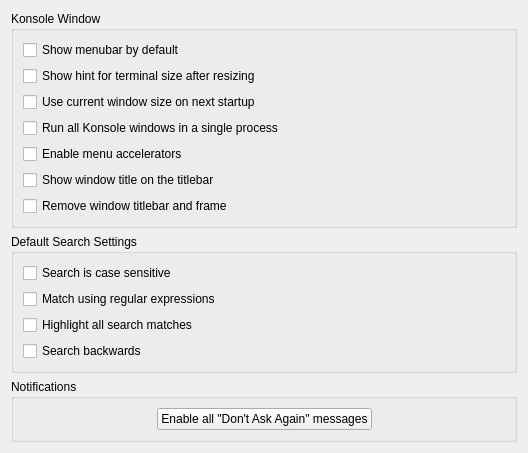
Old version of the form src/settings/GeneralSettings.ui in the repository KDE/konsole.
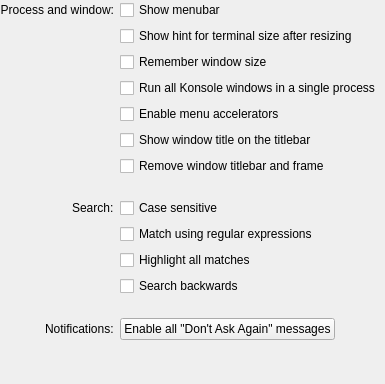
New version of the form.

Commit message: Configure Konsole dialog GUI redesign

What changed in the file:
```diff
--- a/src/settings/GeneralSettings.ui
+++ b/src/settings/GeneralSettings.ui
@@ -6,8 +6,8 @@
    <rect>
     <x>0</x>
     <y>0</y>
-    <width>528</width>
-    <height>448</height>
+    <width>385</width>
+    <height>384</height>
    </rect>
   </property>
   <property name="sizePolicy">
@@ -16,19 +16,85 @@
     <verstretch>0</verstretch>
    </sizepolicy>
   </property>
-  <layout class="QVBoxLayout" name="verticalLayout_2">
-   <item>
     <layout class="QVBoxLayout" name="verticalLayout">
-     <property name="sizeConstraint">
-      <enum>QLayout::SetNoConstraint</enum>
+   <property name="spacing">
+    <number>0</number>
+   </property>
+   <property name="leftMargin">
+    <number>0</number>
+   </property>
+   <property name="topMargin">
+    <number>0</number>
+   </property>
+   <property name="rightMargin">
+    <number>0</number>
+   </property>
+   <property name="bottomMargin">
+    <number>0</number>
      </property>
      <item>
-      <widget class="QGroupBox" name="groupBox_1">
-       <property name="title">
-        <string>Konsole Window</string>
-       </property>
-       <layout class="QGridLayout" name="gridLayout">
-        <item row="0" column="0">
+    <layout class="QGridLayout">
+     <property name="leftMargin">
+      <number>0</number>
+     </property>
+     <property name="topMargin">
+      <number>0</number>
+     </property>
+     <property name="rightMargin">
+      <number>0</number>
+     </property>
+     <property name="bottomMargin">
+      <number>0</number>
+     </property>
+     <property name="spacing">
+      <number>6</number>
+     </property>
+     <item row="11" column="1">
+      <widget class="QCheckBox" name="kcfg_SearchReverseSearch">
+       <property name="sizePolicy">
+        <sizepolicy hsizetype="Preferred" vsizetype="Fixed">
+         <horstretch>0</horstretch>
+         <verstretch>0</verstretch>
+        </sizepolicy>
+       </property>
+       <property name="toolTip">
+        <string>Sets whether search should start from the bottom</string>
+       </property>
+       <property name="text">
+        <string>Search backwards</string>
+       </property>
+      </widget>
+     </item>
+     <item row="4" column="1">
+      <widget class="QCheckBox" name="kcfg_AllowMenuAccelerators">
+       <property name="sizePolicy">
+        <sizepolicy hsizetype="Preferred" vsizetype="Fixed">
+         <horstretch>0</horstretch>
+         <verstretch>0</verstretch>
+        </sizepolicy>
+       </property>
+       <property name="text">
+        <string>Enable menu accelerators</string>
+       </property>
+      </widget>
+     </item>
+     <item row="8" column="1">
+      <widget class="QCheckBox" name="kcfg_SearchCaseSensitive">
+       <property name="sizePolicy">
+        <sizepolicy hsizetype="Preferred" vsizetype="Fixed">
+         <horstretch>0</horstretch>
+         <verstretch>0</verstretch>
+        </sizepolicy>
+       </property>
+       <property name="toolTip">
+        <string>Sets whether the search is case sensitive</string>
+       </property>
+       <property name="text">
+        <string>Case sensitive</string>
+       </property>
+      </widget>
+     </item>
+     <item row="0" column="1">
          <widget class="QCheckBox" name="kcfg_ShowMenuBarByDefault">
           <property name="sizePolicy">
            <sizepolicy hsizetype="Preferred" vsizetype="Fixed">
@@ -37,24 +103,11 @@
            </sizepolicy>
           </property>
           <property name="text">
-           <string>Show menubar by default</string>
+        <string>Show menubar</string>
           </property>
          </widget>
         </item>
-        <item row="1" column="0">
-         <widget class="QCheckBox" name="kcfg_ShowTerminalSizeHint">
-          <property name="sizePolicy">
-           <sizepolicy hsizetype="Preferred" vsizetype="Fixed">
-            <horstretch>0</horstretch>
-            <verstretch>0</verstretch>
-           </sizepolicy>
-          </property>
-          <property name="text">
-           <string>Show hint for terminal size after resizing</string>
-          </property>
-         </widget>
-        </item>
-        <item row="2" column="0">
+     <item row="2" column="1">
          <widget class="QCheckBox" name="kcfg_SaveGeometryOnExit">
           <property name="sizePolicy">
            <sizepolicy hsizetype="Preferred" vsizetype="Fixed">
@@ -66,11 +119,24 @@
            <string>If enabled, profile settings will be ignored</string>
           </property>
           <property name="text">
-           <string>Use current window size on next startup</string>
+        <string>Remember window size</string>
           </property>
          </widget>
         </item>
-        <item row="3" column="0">
+     <item row="5" column="1">
+      <widget class="QCheckBox" name="kcfg_ShowWindowTitleOnTitleBar">
+       <property name="sizePolicy">
+        <sizepolicy hsizetype="Preferred" vsizetype="Fixed">
+         <horstretch>0</horstretch>
+         <verstretch>0</verstretch>
+        </sizepolicy>
+       </property>
+       <property name="text">
+        <string>Show window title on the titlebar</string>
+       </property>
+      </widget>
+     </item>
+     <item row="3" column="1">
          <widget class="QCheckBox" name="kcfg_UseSingleInstance">
           <property name="sizePolicy">
            <sizepolicy hsizetype="Preferred" vsizetype="Fixed">
@@ -86,85 +152,14 @@
           </property>
          </widget>
         </item>
-        <item row="4" column="0">
-         <widget class="QCheckBox" name="kcfg_AllowMenuAccelerators">
-          <property name="sizePolicy">
-           <sizepolicy hsizetype="Preferred" vsizetype="Fixed">
-            <horstretch>0</horstretch>
-            <verstretch>0</verstretch>
-           </sizepolicy>
-          </property>
-          <property name="text">
-           <string>Enable menu accelerators</string>
-          </property>
-         </widget>
-        </item>
-        <item row="5" column="0">
-         <widget class="QCheckBox" name="kcfg_ShowWindowTitleOnTitleBar">
-          <property name="sizePolicy">
-           <sizepolicy hsizetype="Preferred" vsizetype="Fixed">
-            <horstretch>0</horstretch>
-            <verstretch>0</verstretch>
-           </sizepolicy>
-          </property>
-          <property name="text">
-           <string>Show window title on the titlebar</string>
-          </property>
-         </widget>
-        </item>
-        <item row="6" column="0">
+     <item row="6" column="1">
          <widget class="QCheckBox" name="kcfg_RemoveWindowTitleBarAndFrame">
           <property name="text">
            <string>Remove window titlebar and frame</string>
           </property>
          </widget>
         </item>
-       </layout>
-      </widget>
-     </item>
-    </layout>
-   </item>
-   <item>
-    <layout class="QVBoxLayout" name="verticalLayout_3">
-     <property name="sizeConstraint">
-      <enum>QLayout::SetNoConstraint</enum>
-     </property>
-     <item>
-      <widget class="QGroupBox" name="groupBox_2">
-       <property name="title">
-        <string>Default Search Settings</string>
-       </property>
-       <layout class="QGridLayout" name="gridLayout_3">
-        <item row="0" column="0">
-         <widget class="QCheckBox" name="kcfg_SearchCaseSensitive">
-          <property name="sizePolicy">
-           <sizepolicy hsizetype="Preferred" vsizetype="Fixed">
-            <horstretch>0</horstretch>
-            <verstretch>0</verstretch>
-           </sizepolicy>
-          </property>
-          <property name="toolTip">
-           <string>Sets whether the search is case sensitive</string>
-          </property>
-          <property name="text">
-           <string>Search is case sensitive</string>
-          </property>
-         </widget>
-        </item>
-        <item row="1" column="0">
-         <widget class="QCheckBox" name="kcfg_SearchRegExpression">
-          <property name="sizePolicy">
-           <sizepolicy hsizetype="Preferred" vsizetype="Fixed">
-            <horstretch>0</horstretch>
-            <verstretch>0</verstretch>
-           </sizepolicy>
-          </property>
-          <property name="text">
-           <string>Match using regular expressions</string>
-          </property>
-         </widget>
-        </item>
-        <item row="2" column="0">
+     <item row="10" column="1">
          <widget class="QCheckBox" name="kcfg_SearchHighlightMatches">
           <property name="sizePolicy">
            <sizepolicy hsizetype="Preferred" vsizetype="Fixed">
@@ -173,12 +168,12 @@
            </sizepolicy>
           </property>
           <property name="text">
-           <string>Highlight all search matches</string>
+        <string>Highlight all matches</string>
           </property>
          </widget>
         </item>
-        <item row="3" column="0">
-         <widget class="QCheckBox" name="kcfg_SearchReverseSearch">
+     <item row="1" column="1">
+      <widget class="QCheckBox" name="kcfg_ShowTerminalSizeHint">
           <property name="sizePolicy">
            <sizepolicy hsizetype="Preferred" vsizetype="Fixed">
             <horstretch>0</horstretch>
@@ -189,41 +184,46 @@
            <string>Sets whether search should start from the bottom</string>
           </property>
           <property name="text">
-           <string>Search backwards</string>
+        <string>Show hint for terminal size after resizing</string>
           </property>
          </widget>
         </item>
-       </layout>
+     <item row="13" column="0" alignment="Qt::AlignRight">
+      <widget class="QLabel" name="label_3">
+       <property name="text">
+        <string>Notifications:</string>
+       </property>
       </widget>
      </item>
-    </layout>
-   </item>
-   <item>
-    <widget class="QGroupBox" name="groupBox_3">
-     <property name="sizePolicy">
-      <sizepolicy hsizetype="Preferred" vsizetype="Preferred">
-       <horstretch>0</horstretch>
-       <verstretch>0</verstretch>
-      </sizepolicy>
-     </property>
-     <property name="title">
-      <string>Notifications</string>
-     </property>
-     <layout class="QGridLayout" name="gridLayout_2">
-      <item row="0" column="0">
-       <spacer name="horizontalSpacer">
+     <item row="8" column="0" alignment="Qt::AlignRight">
+      <widget class="QLabel" name="label_2">
+       <property name="text">
+        <string>Search:</string>
+       </property>
+      </widget>
+     </item>
+     <item row="7" column="1">
+      <spacer>
         <property name="orientation">
-         <enum>Qt::Horizontal</enum>
+        <enum>Qt::Vertical</enum>
+       </property>
+       <property name="sizeType">
+        <enum>QSizePolicy::Fixed</enum>
         </property>
         <property name="sizeHint" stdset="0">
          <size>
-          <width>117</width>
-          <height>20</height>
+         <width>20</width>
+         <height>16</height>
          </size>
         </property>
        </spacer>
       </item>
-      <item row="0" column="1">
+     <item row="13" column="1">
+      <layout class="QHBoxLayout" stretch="0,1">
+       <property name="spacing">
+        <number>0</number>
+       </property>
+       <item>
        <widget class="QPushButton" name="enableAllMessagesButton">
         <property name="sizePolicy">
          <sizepolicy hsizetype="Preferred" vsizetype="Fixed">
@@ -239,31 +239,71 @@
         </property>
        </widget>
       </item>
-      <item row="0" column="2">
-       <spacer name="horizontalSpacer_2">
+       <item>
+        <spacer>
         <property name="orientation">
          <enum>Qt::Horizontal</enum>
         </property>
         <property name="sizeHint" stdset="0">
          <size>
-          <width>116</width>
+           <width>40</width>
           <height>20</height>
          </size>
         </property>
        </spacer>
       </item>
      </layout>
-    </widget>
+     </item>
+     <item row="0" column="0" alignment="Qt::AlignRight">
+      <widget class="QLabel" name="label">
+       <property name="text">
+        <string>Process and window:</string>
+       </property>
+       <property name="alignment">
+        <set>Qt::AlignRight|Qt::AlignTrailing|Qt::AlignVCenter</set>
+       </property>
+      </widget>
+     </item>
+     <item row="9" column="1">
+      <widget class="QCheckBox" name="kcfg_SearchRegExpression">
+       <property name="sizePolicy">
+        <sizepolicy hsizetype="Preferred" vsizetype="Fixed">
+         <horstretch>0</horstretch>
+         <verstretch>0</verstretch>
+        </sizepolicy>
+       </property>
+       <property name="text">
+        <string>Match using regular expressions</string>
+       </property>
+      </widget>
+     </item>
+     <item row="12" column="1">
+      <spacer>
+       <property name="orientation">
+        <enum>Qt::Vertical</enum>
+       </property>
+       <property name="sizeType">
+        <enum>QSizePolicy::Fixed</enum>
+       </property>
+       <property name="sizeHint" stdset="0">
+        <size>
+         <width>20</width>
+         <height>16</height>
+        </size>
+       </property>
+      </spacer>
+     </item>
+    </layout>
    </item>
    <item>
-    <spacer name="verticalSpacer">
+    <spacer>
      <property name="orientation">
       <enum>Qt::Vertical</enum>
      </property>
      <property name="sizeHint" stdset="0">
       <size>
        <width>20</width>
-       <height>60</height>
+       <height>40</height>
       </size>
      </property>
     </spacer>
```
Left out of the diff: 3 changed lines with no effect on the pictures. Lines whose indentation alone changed are shown as unchanged. The commit also changes 15 other files.
